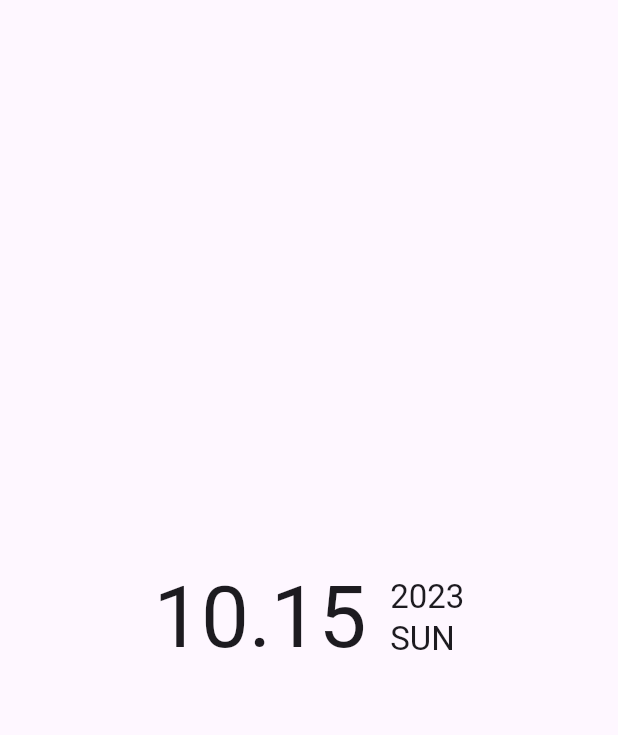
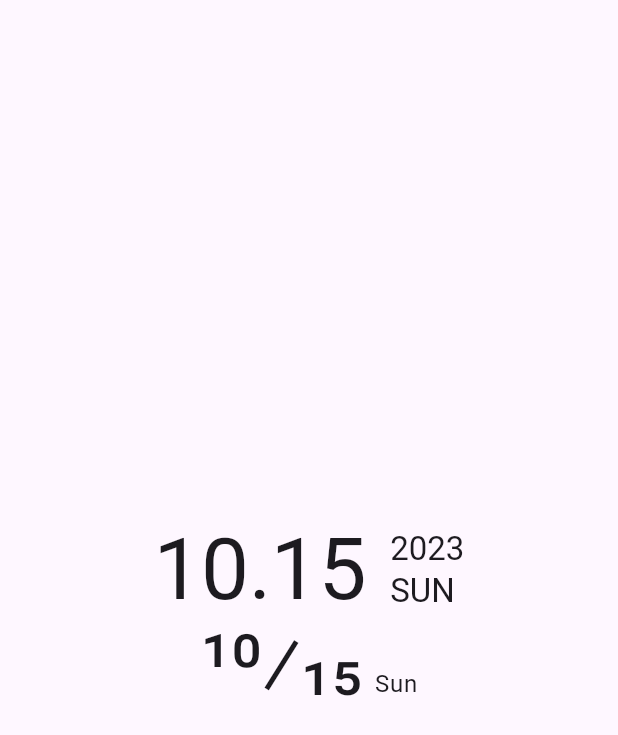
Before and after one commit to LarryHsiao/flutter_date_time_label, a Flutter app: the screen it shows after launch, on a phone screen of 412 x 824 dp. Shown: the top 735 px of the screen. Run offline on Flutter 3.47's test engine with Material 2 defaults, Android fonts, the phone set to English and light mode, and no system bars.

Commit message:
DateLabel002

```diff
--- a/example/lib/main.dart
+++ b/example/lib/main.dart
@@ -42,6 +42,10 @@ class _ExamplePageState extends State<ExamplePage> {
               dateTime: DateTime.now(),
               showYear: true,
             ),
+            DateLabel002(
+              dateTime: DateTime.now(),
+              showWeekday: true,
+            ),
           ],
         ),
       ),
--- a/lib/flutter_date_time_label.dart
+++ b/lib/flutter_date_time_label.dart
@@ -1,3 +1,4 @@
 library flutter_date_time_label;
 
 export 'package:flutter_date_time_label/src/date_label_001.dart';
+export 'package:flutter_date_time_label/src/date_label_002.dart';
--- /dev/null
+++ b/lib/src/date_label_002.dart
@@ -0,0 +1,55 @@
+import 'dart:ui';
+
+import 'package:flutter/material.dart';
+import 'package:intl/intl.dart';
+
+class DateLabel002 extends StatelessWidget {
+  final DateTime dateTime;
+  final bool showWeekday;
+
+  const DateLabel002._({
+    super.key,
+    required this.dateTime,
+    required this.showWeekday,
+  });
+
+  factory DateLabel002({DateTime? dateTime, bool? showWeekday}) {
+    return DateLabel002._(
+      dateTime: dateTime ?? DateTime.now(),
+      showWeekday: showWeekday ?? true,
+    );
+  }
+
+  @override
+  Widget build(BuildContext context) {
+    return FittedBox(
+      fit: BoxFit.scaleDown,
+      child: Row(
+        children: [
+          Text(
+            DateFormat("MM/dd").format(dateTime),
+            style: Theme.of(context).textTheme.displayLarge?.copyWith(
+              fontFeatures: const <FontFeature>[
+                FontFeature.fractions(),
+              ],
+            ),
+          ),
+          const SizedBox(width: 8),
+          if (showWeekday)
+            Column(
+              children: [
+                Text(
+                  "",
+                  style: Theme.of(context).textTheme.bodyLarge?.copyWith(),
+                ),
+                Text(
+                  DateFormat("EEE").format(dateTime),
+                  style: Theme.of(context).textTheme.bodyLarge?.copyWith(),
+                ),
+              ],
+            ),
+        ],
+      ),
+    );
+  }
+}
```
Also changed, not shown: doc/date_label_002.png (added), 1 other file.
